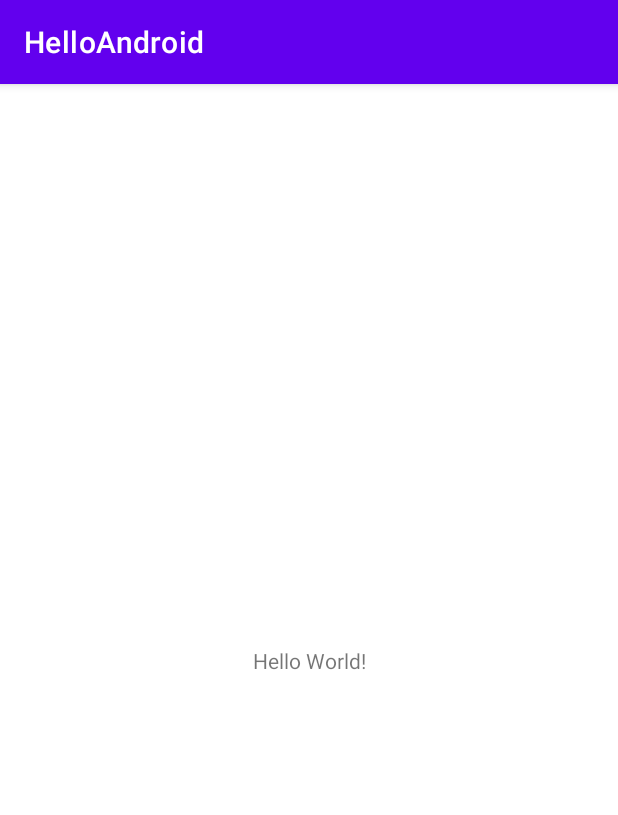
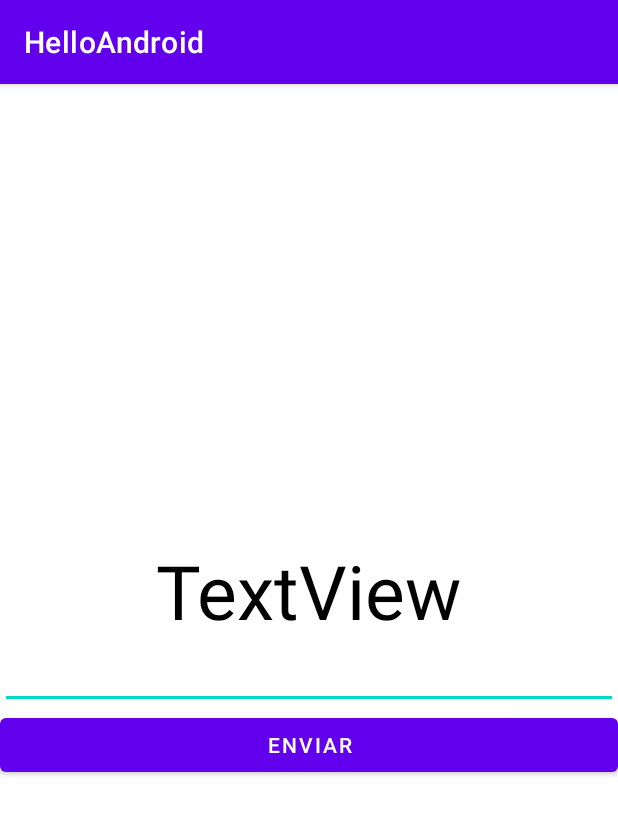
Before and after one commit to MirellaLDS/RecodeProjects, an Android app: the screen it shows after launch (MainActivity), on a phone screen of 412 x 824 dp. Shown: the top 815 px of the screen. Run offline under Robolectric (Android 15) with nearby library versions, the phone set to English and light mode, and no system bars.

Commit message:
Aula 3 - Atividade Envio de Mensagem

```diff
--- a/app/src/main/AndroidManifest.xml
+++ b/app/src/main/AndroidManifest.xml
@@ -9,6 +9,7 @@
         android:roundIcon="@mipmap/ic_launcher_round"
         android:supportsRtl="true"
         android:theme="@style/Theme.HelloAndroid">
+        <activity android:name=".MainActivity2"></activity>
         <activity android:name=".MainActivity">
             <intent-filter>
                 <action android:name="android.intent.action.MAIN" />
--- a/app/src/main/res/layout/activity_main.xml
+++ b/app/src/main/res/layout/activity_main.xml
@@ -6,13 +6,36 @@
     android:layout_height="match_parent"
     tools:context=".MainActivity">
 
+    <EditText
+        android:id="@+id/edTexto"
+        android:layout_width="match_parent"
+        android:layout_height="wrap_content"
+        android:inputType="textPersonName"
+        app:layout_constraintBottom_toTopOf="@+id/btEnviar"
+        app:layout_constraintEnd_toEndOf="parent"
+        app:layout_constraintStart_toStartOf="parent"
+        app:layout_constraintTop_toBottomOf="@id/tvTiitulo" />
+
+    <Button
+        android:id="@+id/btEnviar"
+        android:layout_width="match_parent"
+        android:layout_height="wrap_content"
+        android:text="Enviar"
+        app:layout_constraintBottom_toBottomOf="parent"
+        app:layout_constraintEnd_toEndOf="parent"
+        app:layout_constraintStart_toStartOf="parent"
+        app:layout_constraintTop_toBottomOf="@+id/edTexto" />
+
     <TextView
+        android:id="@+id/tvTiitulo"
         android:layout_width="wrap_content"
         android:layout_height="wrap_content"
-        android:text="Hello World!"
-        app:layout_constraintBottom_toBottomOf="parent"
-        app:layout_constraintLeft_toLeftOf="parent"
-        app:layout_constraintRight_toRightOf="parent"
+        android:text="TextView"
+        android:textColor="@color/black"
+        android:textSize="50sp"
+        app:layout_constraintBottom_toTopOf="@+id/edTexto"
+        app:layout_constraintEnd_toEndOf="parent"
+        app:layout_constraintStart_toStartOf="parent"
+        app:layout_constraintVertical_chainStyle="packed"
         app:layout_constraintTop_toTopOf="parent" />
-
 </androidx.constraintlayout.widget.ConstraintLayout>
```
Also changed, not shown: app/src/main/java/com/example/helloandroid/MainActivity2.java (added, +14 -0 lines), app/src/main/res/layout/activity_main2.xml (added, +21 -0 lines).
